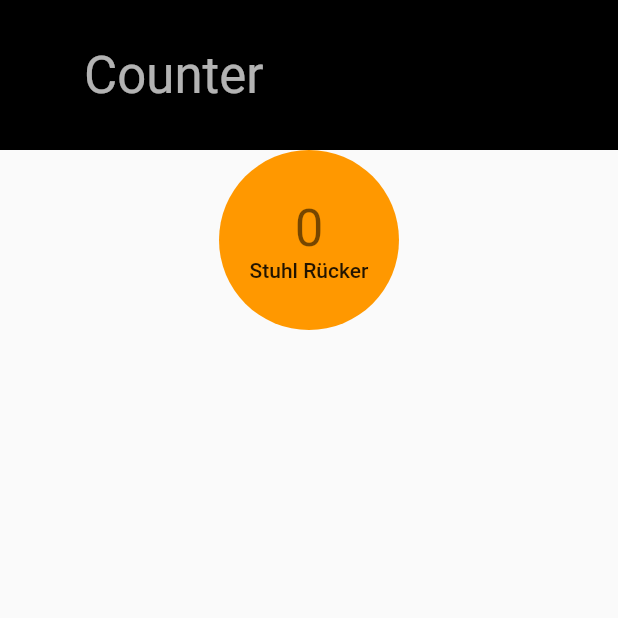
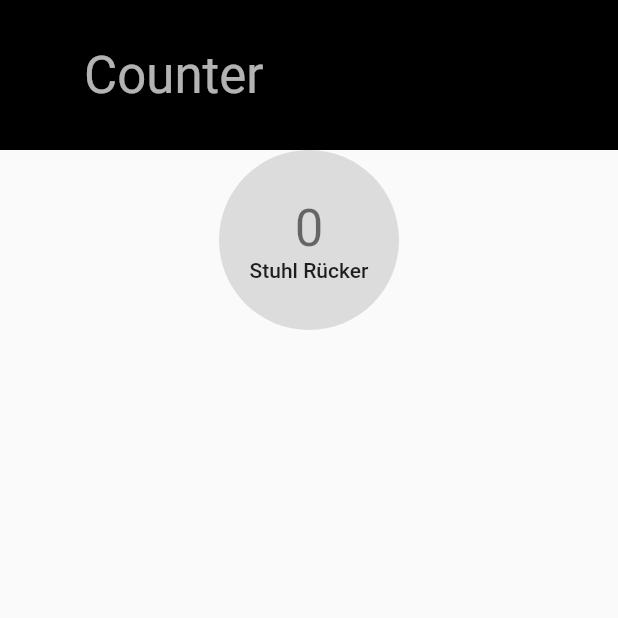
Before and after one commit to Gollum225/count_logger, a Flutter app: the screen it shows after launch, on a phone screen of 412 x 824 dp, the top half of it. Run offline on Flutter 3.47's test engine with Material 2 defaults, Android fonts, the phone set to English and light mode, and no system bars; our stand-ins replace hive, hive_flutter; accounts and stored records are empty.

Commit message:
Circle klicks verbessert

```diff
--- a/lib/ui/counterCircle.dart
+++ b/lib/ui/counterCircle.dart
@@ -18,17 +18,15 @@ class _CounterCircleState extends State<CounterCircle> {
 
   @override
   Widget build(BuildContext context) {
-    Widget bigCircle = Container(
-      width: 120.0,
-      height: 120.0,
-      decoration: const BoxDecoration(
-        color: Colors.orange,
-        shape: BoxShape.circle,
-      ),
-      child: GestureDetector(
-        onLongPress:  () => {
-          _incrementCounter()
-        },
+    Widget bigCircle = GestureDetector(
+      onTap: () => {_incrementCounter()},
+      child: Container(
+        width: 120.0,
+        height: 120.0,
+        decoration: const BoxDecoration(
+          color: Colors.black12,
+          shape: BoxShape.circle,
+        ),
         child: Column(
           mainAxisAlignment: MainAxisAlignment.center,
           crossAxisAlignment: CrossAxisAlignment.center,
@@ -37,10 +35,7 @@ class _CounterCircleState extends State<CounterCircle> {
               '$clicked',
               style: Theme.of(context).textTheme.headline4,
             ),
-            Text(
-                'Stuhl Rücker',
-                style: Theme.of(context).textTheme.bodyLarge
-            ),
+            Text('Stuhl Rücker', style: Theme.of(context).textTheme.bodyLarge),
           ],
         ),
       ),
```
